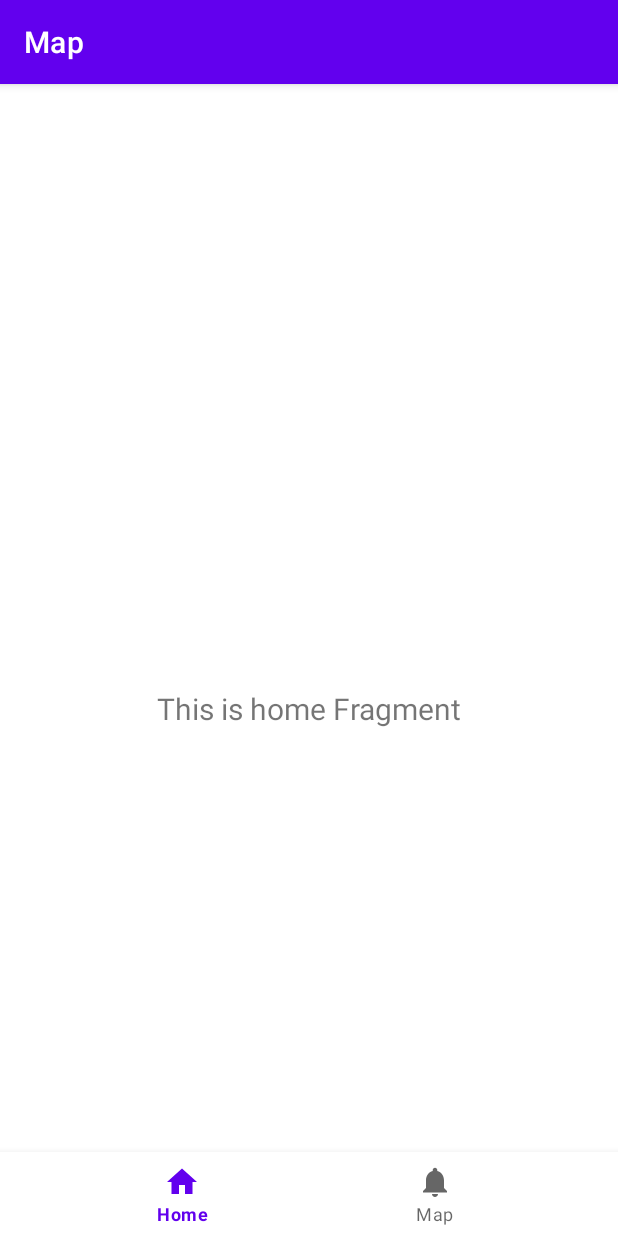
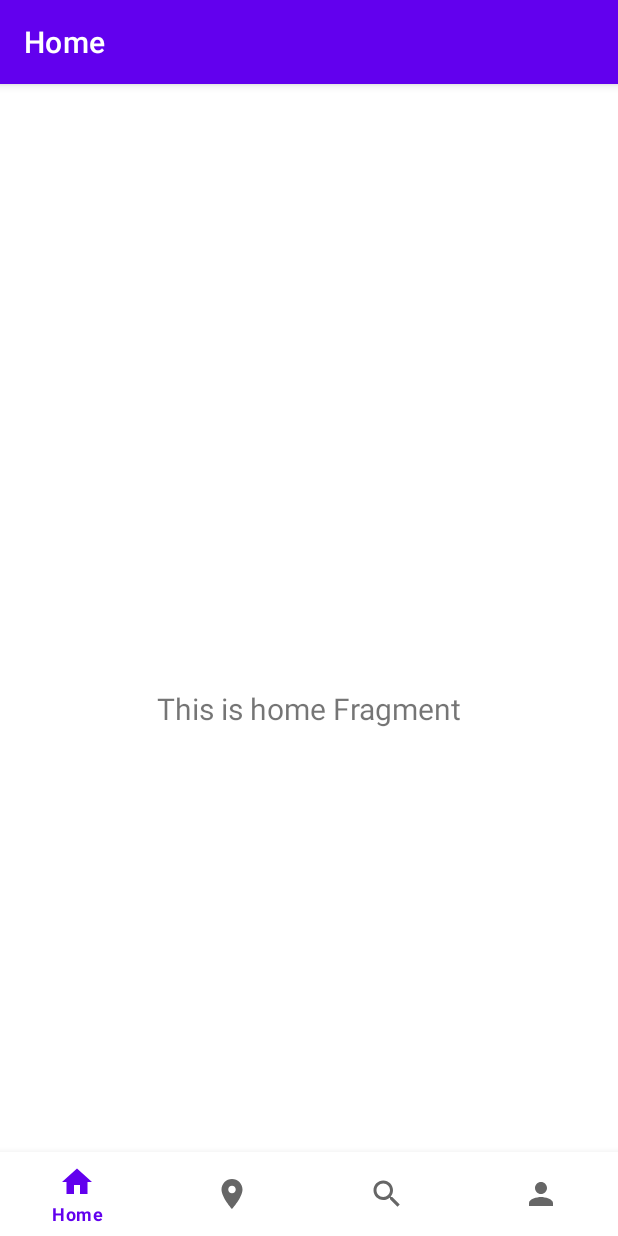
Before and after one commit to PetraOmrcen/qcheck-android, an Android app: the screen it shows after launch (MainActivity), on a phone screen of 412 x 824 dp. Run offline under Robolectric (Android 15) with nearby library versions, the light colour scheme and no system bars; our stand-ins replace navigation-ui.

Commit message:
Added working fragments (home, map, search and profile)

```diff
--- a/App/app/build.gradle
+++ b/App/app/build.gradle
@@ -40,6 +40,9 @@ dependencies {
     implementation 'com.google.android.material:material:1.1.0'
     implementation 'com.google.android.gms:play-services-maps:17.0.0'
     implementation 'androidx.constraintlayout:constraintlayout:1.1.3'
+    implementation 'androidx.legacy:legacy-support-v4:1.0.0'
+    implementation 'androidx.lifecycle:lifecycle-livedata-ktx:2.2.0'
+    implementation 'androidx.lifecycle:lifecycle-viewmodel-ktx:2.2.0'
     testImplementation 'junit:junit:4.+'
     androidTestImplementation 'androidx.test.ext:junit:1.1.1'
     androidTestImplementation 'androidx.test.espresso:espresso-core:3.2.0'
--- a/App/app/src/main/AndroidManifest.xml
+++ b/App/app/src/main/AndroidManifest.xml
@@ -7,7 +7,8 @@
          Google Maps Android API v2, but you must specify either coarse or fine
          location permissions for the "MyLocation" functionality.
     -->
-    <uses-permission android:name="android.permission.ACCESS_FINE_LOCATION" />
+    <uses-permission android:name="android.permission.ACCESS_COARSE_LOCATION" />
+    <uses-permission android:name="android.permission.INTERNET" />
 
     <application
         android:allowBackup="true"
--- a/App/app/src/main/java/com/example/myapplication/MainActivity.kt
+++ b/App/app/src/main/java/com/example/myapplication/MainActivity.kt
@@ -2,11 +2,26 @@ package com.example.myapplication
 
 import android.os.Bundle
 import androidx.appcompat.app.AppCompatActivity
+import androidx.navigation.findNavController
+import androidx.navigation.ui.AppBarConfiguration
+import androidx.navigation.ui.setupActionBarWithNavController
+import androidx.navigation.ui.setupWithNavController
+import com.google.android.material.bottomnavigation.BottomNavigationView
 
 class MainActivity : AppCompatActivity() {
 
     override fun onCreate(savedInstanceState: Bundle?) {
         super.onCreate(savedInstanceState)
         setContentView(R.layout.activity_main)
+
+        val navView: BottomNavigationView = findViewById(R.id.nav_view)
+
+        val navController = findNavController(R.id.nav_host_fragment)
+        // Passing each menu ID as a set of Ids because each
+        // menu should be considered as top level destinations.
+        val appBarConfiguration = AppBarConfiguration(setOf(
+            R.id.navigation_home, R.id.navigation_map, R.id.navigation_search, R.id.navigation_profile))
+        setupActionBarWithNavController(navController, appBarConfiguration)
+        navView.setupWithNavController(navController)
     }
 }
--- /dev/null
+++ b/App/app/src/main/res/drawable/ic_baseline_location_on_24.xml
@@ -0,0 +1,10 @@
+<vector xmlns:android="http://schemas.android.com/apk/res/android"
+    android:width="24dp"
+    android:height="24dp"
+    android:viewportWidth="24"
+    android:viewportHeight="24"
+    android:tint="?attr/colorControlNormal">
+  <path
+      android:fillColor="@android:color/white"
+      android:pathData="M12,2C8.13,2 5,5.13 5,9c0,5.25 7,13 7,13s7,-7.75 7,-13c0,-3.87 -3.13,-7 -7,-7zM12,11.5c-1.38,0 -2.5,-1.12 -2.5,-2.5s1.12,-2.5 2.5,-2.5 2.5,1.12 2.5,2.5 -1.12,2.5 -2.5,2.5z"/>
+</vector>
--- /dev/null
+++ b/App/app/src/main/res/drawable/ic_baseline_person_24.xml
@@ -0,0 +1,10 @@
+<vector xmlns:android="http://schemas.android.com/apk/res/android"
+    android:width="24dp"
+    android:height="24dp"
+    android:viewportWidth="24"
+    android:viewportHeight="24"
+    android:tint="?attr/colorControlNormal">
+  <path
+      android:fillColor="@android:color/white"
+      android:pathData="M12,12c2.21,0 4,-1.79 4,-4s-1.79,-4 -4,-4 -4,1.79 -4,4 1.79,4 4,4zM12,14c-2.67,0 -8,1.34 -8,4v2h16v-2c0,-2.66 -5.33,-4 -8,-4z"/>
+</vector>
--- /dev/null
+++ b/App/app/src/main/res/drawable/ic_baseline_search_24.xml
@@ -0,0 +1,10 @@
+<vector xmlns:android="http://schemas.android.com/apk/res/android"
+    android:width="24dp"
+    android:height="24dp"
+    android:viewportWidth="24"
+    android:viewportHeight="24"
+    android:tint="?attr/colorControlNormal">
+  <path
+      android:fillColor="@android:color/white"
+      android:pathData="M15.5,14h-0.79l-0.28,-0.27C15.41,12.59 16,11.11 16,9.5 16,5.91 13.09,3 9.5,3S3,5.91 3,9.5 5.91,16 9.5,16c1.61,0 3.09,-0.59 4.23,-1.57l0.27,0.28v0.79l5,4.99L20.49,19l-4.99,-5zM9.5,14C7.01,14 5,11.99 5,9.5S7.01,5 9.5,5 14,7.01 14,9.5 11.99,14 9.5,14z"/>
+</vector>
--- a/App/app/src/main/res/menu/bottom_nav_menu.xml
+++ b/App/app/src/main/res/menu/bottom_nav_menu.xml
@@ -8,7 +8,17 @@
 
     <item
         android:id="@+id/navigation_map"
-        android:icon="@drawable/ic_notifications_black_24dp"
+        android:icon="@drawable/ic_baseline_location_on_24"
         android:title="@string/title_maps" />
 
+    <item
+        android:id="@+id/navigation_search"
+        android:icon="@drawable/ic_baseline_search_24"
+        android:title="@string/title_search" />
+
+    <item
+        android:id="@+id/navigation_profile"
+        android:icon="@drawable/ic_baseline_person_24"
+        android:title="@string/title_profile" />
+
 </menu>
--- a/App/app/src/main/res/navigation/mobile_navigation.xml
+++ b/App/app/src/main/res/navigation/mobile_navigation.xml
@@ -15,5 +15,17 @@
         android:id="@+id/navigation_map"
         android:name="com.example.myapplication.ui.map.MapFragment"
         android:label="@string/title_maps"
-        tools:layout="@layout/fragment_maps" />
+        tools:layout="@layout/fragment_map" />
+
+    <fragment
+        android:id="@+id/navigation_search"
+        android:name="com.example.myapplication.ui.search.SearchFragment"
+        android:label="@string/title_search"
+        tools:layout="@layout/fragment_search" />
+
+    <fragment
+        android:id="@+id/navigation_profile"
+        android:name="com.example.myapplication.ui.profile.ProfileFragment"
+        android:label="@string/title_profile"
+        tools:layout="@layout/fragment_profile" />
 </navigation>
--- a/App/app/src/main/res/values/strings.xml
+++ b/App/app/src/main/res/values/strings.xml
@@ -1,7 +1,8 @@
 <resources>
     <string name="app_name">My Application</string>
     <string name="title_home">Home</string>
-    <string name="title_dashboard">Dashboard</string>
+    <string name="title_search">Search</string>
+    <string name="title_profile">Profile</string>
     <string name="title_notifications">Notifications</string>
     <string name="title_maps">Map</string>
     <string name="title_activity_maps">Map</string>
```
Also changed, not shown: App/app/src/main/java/com/example/myapplication/ui/map/MapFragment.kt (+44 -29 lines), App/app/src/main/java/com/example/myapplication/ui/profile/ProfileFragment.kt (added, +33 -0 lines), App/app/src/main/java/com/example/myapplication/ui/profile/ProfileViewModel.kt (added, +12 -0 lines), App/app/src/main/java/com/example/myapplication/ui/search/SearchFragment.kt (added, +33 -0 lines), App/app/src/main/java/com/example/myapplication/ui/search/SearchViewModel.kt (added, +12 -0 lines), App/app/src/main/res/layout/fragment_map.xml (added, +11 -0 lines), App/app/src/main/res/layout/fragment_maps.xml (deleted, +0 -9 lines), App/app/src/main/res/layout/fragment_profile.xml (added, +22 -0 lines), App/app/src/main/res/layout/fragment_search.xml (added, +22 -0 lines).
